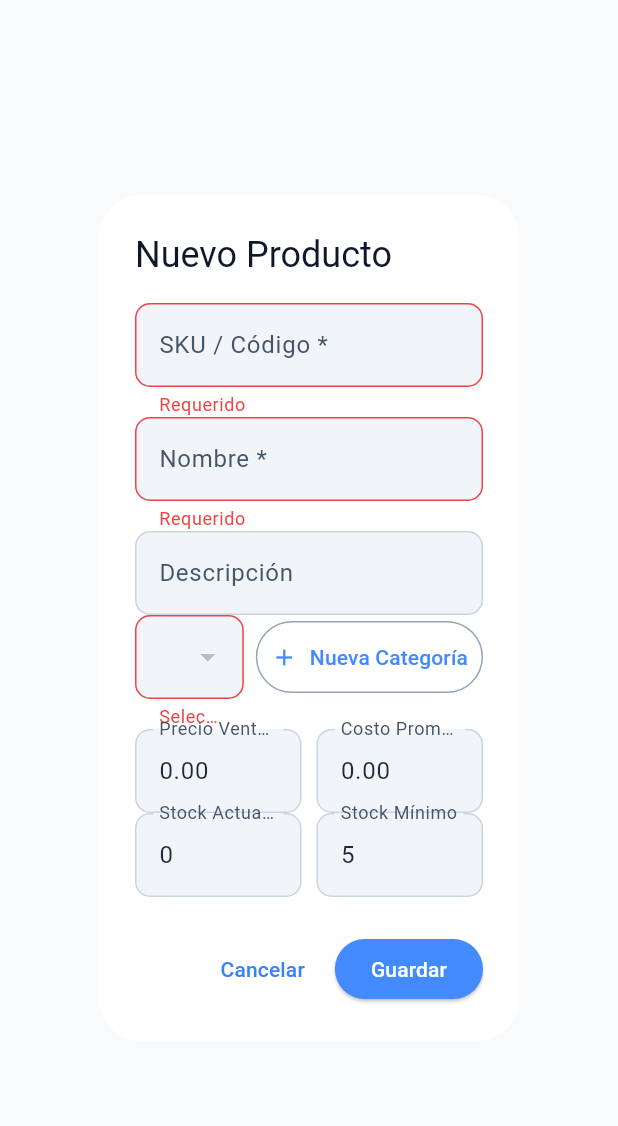
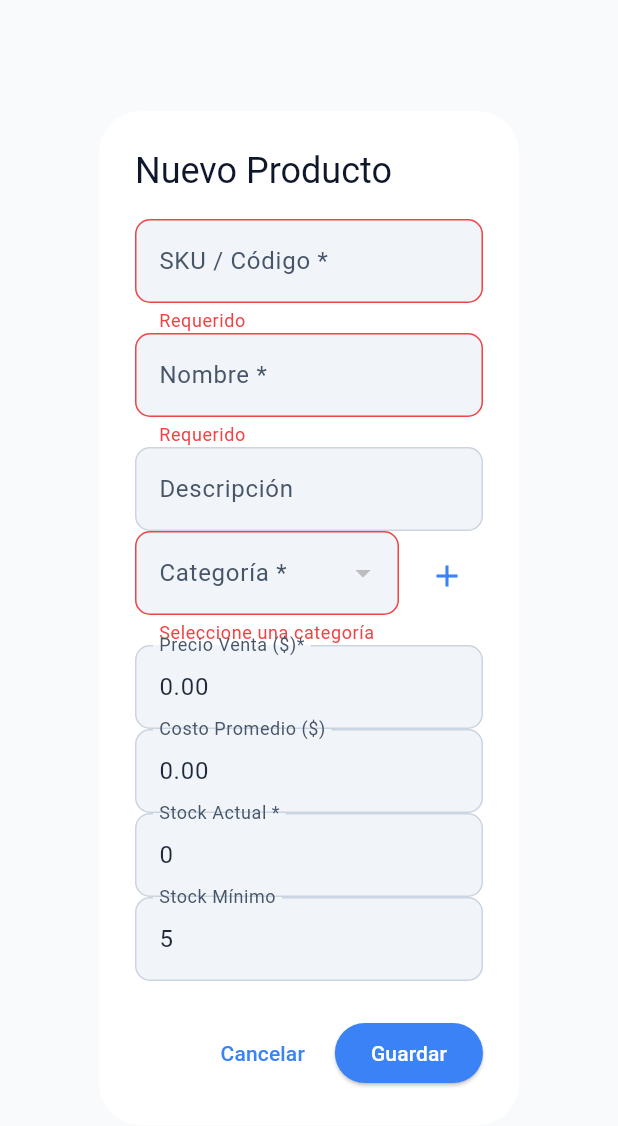
Before and after one commit to Burmistrov4/ferreteria-adrialga-frontend, a Flutter app: the ProductoDialog widget shown alone on an empty page, opened directly with empty values, after a tap on "Guardar", on a phone screen of 412 x 824 dp. Shown: the top 1126 px of the screen. Run offline on Flutter 3.47's test engine with Material 3 defaults, Android fonts, the phone set to English and light mode, and no system bars; our stand-ins replace open_file, pdf, printing, shared_preferences, web; missing offline and left inert: dart:js_interop; accounts and stored records are empty; network calls fail.

Commit message:
fix(ui): resolver desbordamientos de renderflex en cobro_dialog y hacer responsivo producto_dialog

```diff
--- a/lib/widgets/producto_dialog.dart
+++ b/lib/widgets/producto_dialog.dart
@@ -169,7 +169,11 @@ class _ProductoDialogState extends State<ProductoDialog> {
     final isEditing = widget.producto != null;
     return AlertDialog(
       title: Text(isEditing ? 'Editar Producto' : 'Nuevo Producto'),
-      content: SingleChildScrollView(
+      content: LayoutBuilder(
+        builder: (context, constraints) {
+          final dosCol = constraints.maxWidth >= 600;
+          final cs = Theme.of(context).colorScheme;
+          return SingleChildScrollView(
             child: Form(
               key: _formKey,
               child: Column(
@@ -177,19 +181,25 @@ class _ProductoDialogState extends State<ProductoDialog> {
                 children: [
                   TextFormField(
                     controller: _skuController,
-                decoration: const InputDecoration(labelText: 'SKU / Código *'),
+                    decoration: const InputDecoration(
+                      labelText: 'SKU / Código *',
+                    ),
                     validator: (val) =>
                         val == null || val.isEmpty ? 'Requerido' : null,
                   ),
                   TextFormField(
                     controller: _nombreController,
-                decoration: const InputDecoration(labelText: 'Nombre *'),
+                    decoration: const InputDecoration(
+                      labelText: 'Nombre *',
+                    ),
                     validator: (val) =>
                         val == null || val.isEmpty ? 'Requerido' : null,
                   ),
                   TextFormField(
                     controller: _descripcionController,
-                decoration: const InputDecoration(labelText: 'Descripción'),
+                    decoration: const InputDecoration(
+                      labelText: 'Descripción',
+                    ),
                   ),
                   Row(
                     crossAxisAlignment: CrossAxisAlignment.start,
@@ -197,7 +207,9 @@ class _ProductoDialogState extends State<ProductoDialog> {
                       Expanded(
                         child: DropdownButtonFormField<int>(
                           initialValue: _selectedCategoriaId,
-                      decoration: const InputDecoration(labelText: 'Categoría *'),
+                          decoration: const InputDecoration(
+                            labelText: 'Categoría *',
+                          ),
                           items: _categorias.map((cat) {
                             return DropdownMenuItem<int>(
                               value: cat.categoriaId,
@@ -212,33 +224,24 @@ class _ProductoDialogState extends State<ProductoDialog> {
                       ),
                       const SizedBox(width: 8),
                       Padding(
-                    padding: const EdgeInsets.only(top: 4),
-                    child: Tooltip(
-                      message: 'Crear nueva categoría',
-                      child: OutlinedButton.icon(
+                        padding: const EdgeInsets.only(top: 6),
+                        child: IconButton(
+                          tooltip: 'Crear nueva categoría',
                           onPressed: _crearCategoriaInline,
-                        icon: const Icon(Icons.add, size: 18),
-                        label: const Text('Nueva Categoría'),
-                        style: OutlinedButton.styleFrom(
-                          padding: const EdgeInsets.symmetric(
-                            horizontal: 10,
-                            vertical: 14,
-                          ),
-                          foregroundColor: Colors.blueAccent,
-                        ),
-                      ),
+                          icon: Icon(Icons.add, color: cs.primary),
                         ),
                       ),
                     ],
                   ),
+                  // Responsive: en tablet/desktop dos columnas; en móvil apilados.
+                  if (dosCol) ...[
                     Row(
                       children: [
                         Expanded(
                           child: TextFormField(
                             controller: _precioController,
-                      keyboardType: const TextInputType.numberWithOptions(
-                        decimal: true,
-                      ),
+                            keyboardType: const TextInputType
+                                .numberWithOptions(decimal: true),
                             decoration: const InputDecoration(
                               labelText: 'Precio Venta (\$)*',
                             ),
@@ -248,9 +251,8 @@ class _ProductoDialogState extends State<ProductoDialog> {
                         Expanded(
                           child: TextFormField(
                             controller: _costoController,
-                      keyboardType: const TextInputType.numberWithOptions(
-                        decimal: true,
-                      ),
+                            keyboardType: const TextInputType
+                                .numberWithOptions(decimal: true),
                             decoration: const InputDecoration(
                               labelText: 'Costo Promedio (\$)',
                             ),
@@ -281,9 +283,43 @@ class _ProductoDialogState extends State<ProductoDialog> {
                         ),
                       ],
                     ),
+                  ] else ...[
+                    TextFormField(
+                      controller: _precioController,
+                      keyboardType:
+                          const TextInputType.numberWithOptions(decimal: true),
+                      decoration: const InputDecoration(
+                        labelText: 'Precio Venta (\$)*',
+                      ),
+                    ),
+                    TextFormField(
+                      controller: _costoController,
+                      keyboardType:
+                          const TextInputType.numberWithOptions(decimal: true),
+                      decoration: const InputDecoration(
+                        labelText: 'Costo Promedio (\$)',
+                      ),
+                    ),
+                    TextFormField(
+                      controller: _stockActualController,
+                      keyboardType: TextInputType.number,
+                      decoration: const InputDecoration(
+                        labelText: 'Stock Actual *',
+                      ),
+                    ),
+                    TextFormField(
+                      controller: _stockMinimoController,
+                      keyboardType: TextInputType.number,
+                      decoration: const InputDecoration(
+                        labelText: 'Stock Mínimo',
+                      ),
+                    ),
+                  ],
                 ],
               ),
             ),
+          );
+        },
       ),
       actions: [
         TextButton(
@@ -292,11 +328,11 @@ class _ProductoDialogState extends State<ProductoDialog> {
         ),
         ElevatedButton(
           onPressed: _guardar,
-          style: ElevatedButton.styleFrom(backgroundColor: Colors.blueAccent),
-          child: Text(
-            isEditing ? 'Actualizar' : 'Guardar',
-            style: const TextStyle(color: Colors.white),
+          style: ElevatedButton.styleFrom(
+            backgroundColor: Theme.of(context).colorScheme.primary,
+            foregroundColor: Theme.of(context).colorScheme.onPrimary,
           ),
+          child: Text(isEditing ? 'Actualizar' : 'Guardar'),
         ),
       ],
     );
```
Also changed, not shown: lib/screens/entrada_screen.dart (+23 -17 lines). Lines whose indentation alone changed are shown as unchanged.
